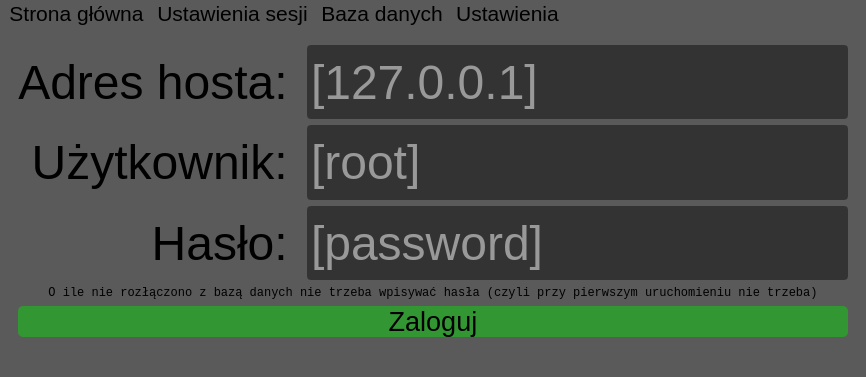
Above: ui_main.ui from Bre3n/ID-Parts before the change. Below: the same form after it.
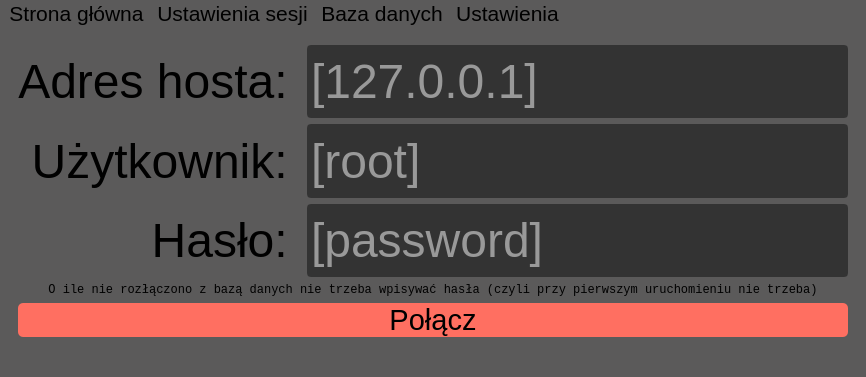
That is the form after the change.

```diff
--- a/ui_main.ui
+++ b/ui_main.ui
@@ -600,13 +600,13 @@
             <property name="font">
              <font>
               <family>Segoe UI</family>
-              <pointsize>20</pointsize>
+              <pointsize>22</pointsize>
              </font>
             </property>
             <property name="styleSheet">
              <string notr="true">QPushButton {
 	border: none;
-	background-color: rgb(50,150,50);
+	background-color: #FF6F61;
 border-radius:5px;
 }
 QPushButton:hover {
@@ -617,7 +617,7 @@
 }</string>
             </property>
             <property name="text">
-             <string>Zaloguj</string>
+             <string>Połącz</string>
             </property>
             <property name="shortcut">
              <string>Return</string>
```
Left out of the diff: 22 changed lines with no effect on the pictures.
